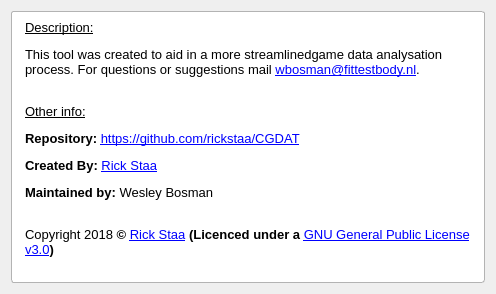
Above: qt/about.ui from rickstaa/CCDAT before the change. Below: the same form after it.
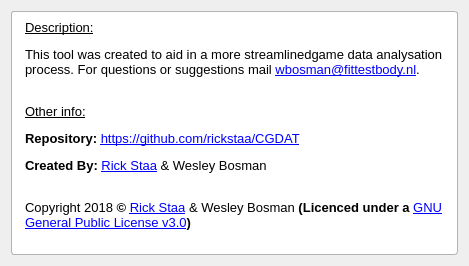
That is the form after the change.

The edit to the form file:
```diff
--- a/qt/about.ui
+++ b/qt/about.ui
@@ -7,7 +7,7 @@
     <x>0</x>
     <y>0</y>
     <width>464</width>
-    <height>294</height>
+    <height>266</height>
    </rect>
   </property>
   <property name="sizePolicy">
@@ -48,7 +48,7 @@
       <number>1</number>
      </property>
      <property name="text">
-      <string>&lt;html&gt;&lt;head/&gt;&lt;body&gt;&lt;p&gt;&lt;span style=&quot; text-decoration: underline;&quot;&gt;Description:&lt;/span&gt;&lt;/p&gt;&lt;p&gt;This tool was created to aid in a more streamlinedgame data analysation process. For questions or suggestions mail &lt;a href=&quot;mailto:wbosman@fittestbody.nl&quot;&gt;&lt;span style=&quot; text-decoration: underline; color:#0000ff;&quot;&gt;wbosman@fittestbody.nl&lt;/span&gt;&lt;/a&gt;.&lt;/p&gt;&lt;p&gt;&lt;br/&gt;&lt;span style=&quot; text-decoration: underline;&quot;&gt;Other info:&lt;/span&gt;&lt;/p&gt;&lt;p&gt;&lt;span style=&quot; font-weight:600;&quot;&gt;Repository: &lt;/span&gt;&lt;a href=&quot;https://github.com/rickstaa/CGDAT&quot;&gt;&lt;span style=&quot; text-decoration: underline; color:#0000ff;&quot;&gt;https://github.com/rickstaa/CGDAT&lt;/span&gt;&lt;/a&gt;&lt;/p&gt;&lt;p&gt;&lt;span style=&quot; font-weight:600;&quot;&gt;Created By: &lt;/span&gt;&lt;a href=&quot;https://github.com/rickstaa&quot;&gt;&lt;span style=&quot; text-decoration: underline; color:#0000ff;&quot;&gt;Rick Staa&lt;/span&gt;&lt;/a&gt;&lt;/p&gt;&lt;p&gt;&lt;span style=&quot; font-weight:600;&quot;&gt;Maintained by: &lt;/span&gt;Wesley Bosman&lt;br/&gt;&lt;/p&gt;&lt;p&gt;Copyright 2018 &lt;span style=&quot; font-weight:600;&quot;&gt;© &lt;/span&gt;&lt;a href=&quot;https://github.com/rickstaa/&quot;&gt;&lt;span style=&quot; text-decoration: underline; color:#0000ff;&quot;&gt;Rick Staa&lt;/span&gt;&lt;/a&gt;&lt;span style=&quot; font-weight:600;&quot;&gt; (Licenced under a &lt;/span&gt;&lt;a href=&quot;https://github.com/rickstaa/CGDAT/blob/master/LICENSE&quot;&gt;&lt;span style=&quot; text-decoration: underline; color:#0000ff;&quot;&gt;GNU General Public License v3.0&lt;/span&gt;&lt;/a&gt;&lt;span style=&quot; font-size:medium; font-weight:600;&quot;&gt;)&lt;/span&gt;&lt;/p&gt;&lt;/body&gt;&lt;/html&gt;</string>
+      <string>&lt;html&gt;&lt;head/&gt;&lt;body&gt;&lt;p&gt;&lt;span style=&quot; text-decoration: underline;&quot;&gt;Description:&lt;/span&gt;&lt;/p&gt;&lt;p&gt;This tool was created to aid in a more streamlinedgame data analysation process. For questions or suggestions mail &lt;a href=&quot;mailto:wbosman@fittestbody.nl&quot;&gt;&lt;span style=&quot; text-decoration: underline; color:#0000ff;&quot;&gt;wbosman@fittestbody.nl&lt;/span&gt;&lt;/a&gt;.&lt;/p&gt;&lt;p&gt;&lt;br/&gt;&lt;span style=&quot; text-decoration: underline;&quot;&gt;Other info:&lt;/span&gt;&lt;/p&gt;&lt;p&gt;&lt;span style=&quot; font-weight:600;&quot;&gt;Repository: &lt;/span&gt;&lt;a href=&quot;https://github.com/rickstaa/CGDAT&quot;&gt;&lt;span style=&quot; text-decoration: underline; color:#0000ff;&quot;&gt;https://github.com/rickstaa/CGDAT&lt;/span&gt;&lt;/a&gt;&lt;/p&gt;&lt;p&gt;&lt;span style=&quot; font-weight:600;&quot;&gt;Created By: &lt;/span&gt;&lt;a href=&quot;https://github.com/rickstaa&quot;&gt;&lt;span style=&quot; text-decoration: underline; color:#0000ff;&quot;&gt;Rick Staa&lt;/span&gt;&lt;/a&gt; &amp;amp; Wesley Bosman&lt;br/&gt;&lt;/p&gt;&lt;p&gt;Copyright 2018 &lt;span style=&quot; font-weight:600;&quot;&gt;© &lt;/span&gt;&lt;a href=&quot;https://github.com/rickstaa/&quot;&gt;&lt;span style=&quot; text-decoration: underline; color:#0000ff;&quot;&gt;Rick Staa&lt;/span&gt;&lt;/a&gt; &amp;amp; Wesley Bosman&lt;span style=&quot; font-weight:600;&quot;&gt; (Licenced under a &lt;/span&gt;&lt;a href=&quot;https://github.com/rickstaa/CGDAT/blob/master/LICENSE&quot;&gt;&lt;span style=&quot; text-decoration: underline; color:#0000ff;&quot;&gt;GNU General Public License v3.0&lt;/span&gt;&lt;/a&gt;&lt;span style=&quot; font-size:medium; font-weight:600;&quot;&gt;)&lt;/span&gt;&lt;/p&gt;&lt;/body&gt;&lt;/html&gt;</string>
      </property>
      <property name="alignment">
       <set>Qt::AlignLeading|Qt::AlignLeft|Qt::AlignTop</set>
```
